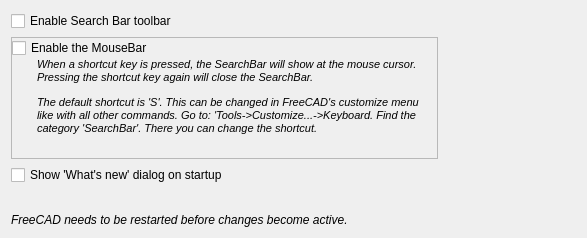
This is Resources/ui/PreferencesUI_SearchBar.ui in APEbbers/SearchBar as Qt 5 draws it before an edit; both pictures show x 0 to 587 and y 0 to 238 of the 1008 by 238 pixel window. The edited form follows.
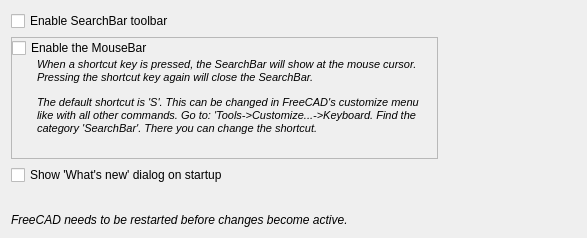
This is the edited form. Icons and pictures are not drawn. Custom widgets are drawn as their Qt base class.

What changed in the file:
```diff
--- a/Resources/ui/PreferencesUI_SearchBar.ui
+++ b/Resources/ui/PreferencesUI_SearchBar.ui
@@ -49,7 +49,7 @@
      <item row="0" column="0">
       <widget class="Gui::PrefCheckBox" name="EnableToolbar">
        <property name="text">
-        <string>Enable Search Bar toolbar</string>
+        <string>Enable SearchBar toolbar</string>
        </property>
        <property name="prefEntry" stdset="0">
         <cstring>EnableToolbars</cstring>
```
